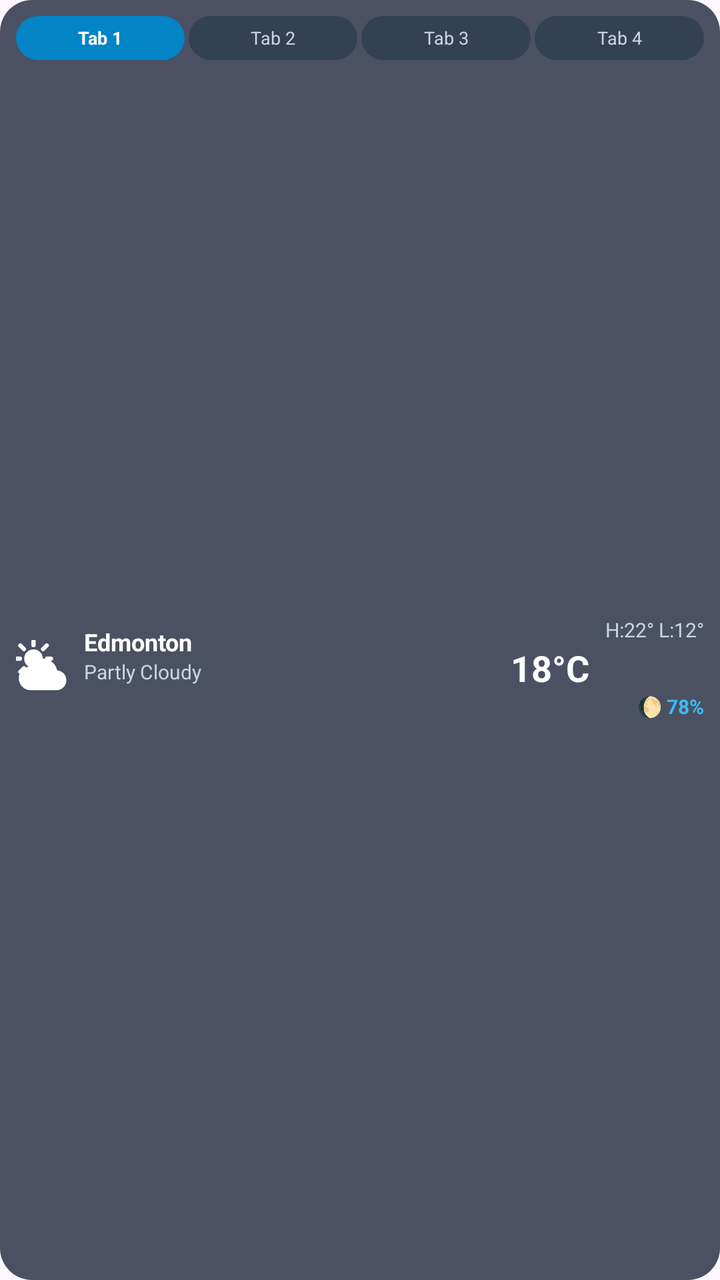
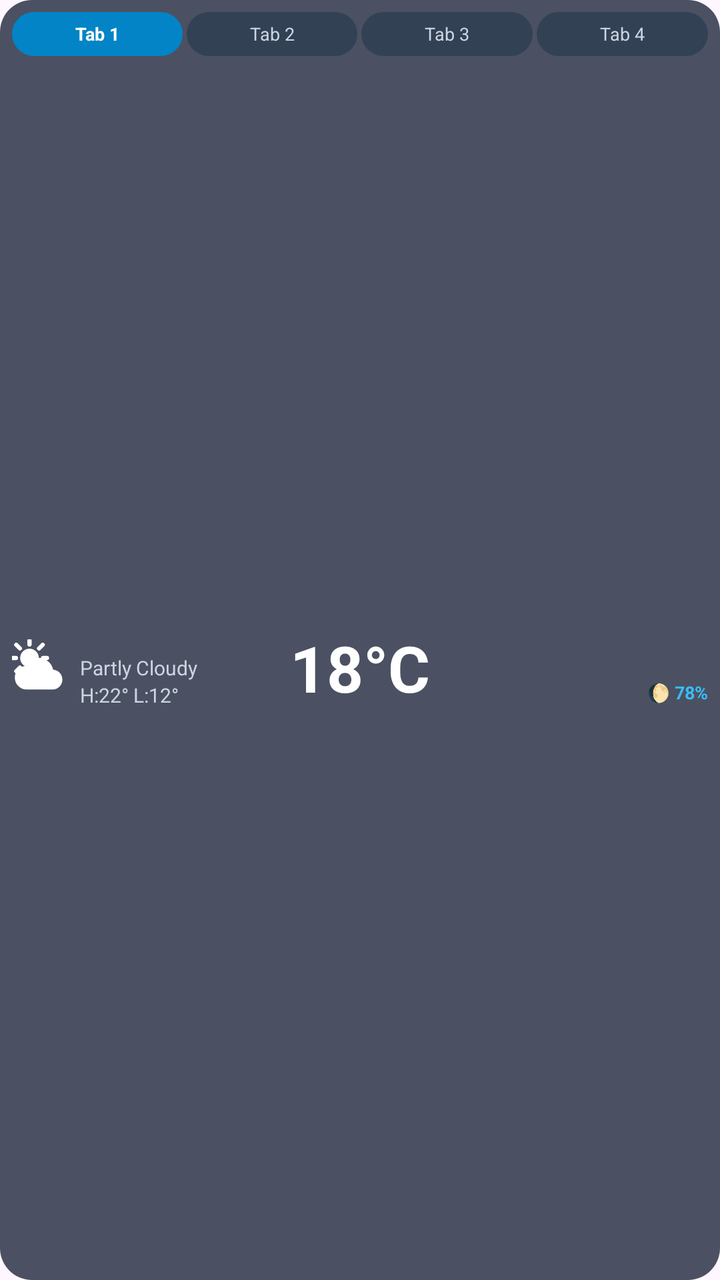

Compare the two renders of this Android layout. The source of the first and the diff that turns it into the second are given below.
<!-- AndroidManifest.xml: application theme Theme.WeatherAPP -->
<!-- res/layout/widget_layout_4x1.xml -->
<?xml version="1.0" encoding="utf-8"?>
<LinearLayout xmlns:android="http://schemas.android.com/apk/res/android"
    android:id="@+id/widget_root"
    android:layout_width="match_parent"
    android:layout_height="match_parent"
    android:orientation="vertical"
    android:padding="8dp"
    android:background="@drawable/bg_widget_container">

    
    <LinearLayout
        android:id="@+id/layout_tab_bar"
        android:layout_width="match_parent"
        android:layout_height="wrap_content"
        android:orientation="horizontal"
        android:layout_marginBottom="6dp">

        <TextView
            android:id="@+id/btn_widget_tab_0"
            android:layout_width="0dp"
            android:layout_height="22dp"
            android:layout_weight="1"
            android:layout_marginEnd="2dp"
            android:background="@drawable/bg_widget_pill_selected"
            android:gravity="center"
            android:ellipsize="end"
            android:maxLines="1"
            android:paddingStart="2dp"
            android:paddingEnd="2dp"
            android:text="Tab 1"
            android:textColor="@color/widget_text_primary"
            android:textSize="9sp"
            android:textStyle="bold" />

        <TextView
            android:id="@+id/btn_widget_tab_1"
            android:layout_width="0dp"
            android:layout_height="22dp"
            android:layout_weight="1"
            android:layout_marginEnd="2dp"
            android:background="@drawable/bg_widget_pill_unselected"
            android:gravity="center"
            android:ellipsize="end"
            android:maxLines="1"
            android:paddingStart="2dp"
            android:paddingEnd="2dp"
            android:text="Tab 2"
            android:textColor="@color/widget_text_secondary"
            android:textSize="9sp" />

        <TextView
            android:id="@+id/btn_widget_tab_2"
            android:layout_width="0dp"
            android:layout_height="22dp"
            android:layout_weight="1"
            android:layout_marginEnd="2dp"
            android:background="@drawable/bg_widget_pill_unselected"
            android:gravity="center"
            android:ellipsize="end"
            android:maxLines="1"
            android:paddingStart="2dp"
            android:paddingEnd="2dp"
            android:text="Tab 3"
            android:textColor="@color/widget_text_secondary"
            android:textSize="9sp" />

        <TextView
            android:id="@+id/btn_widget_tab_3"
            android:layout_width="0dp"
            android:layout_height="22dp"
            android:layout_weight="1"
            android:background="@drawable/bg_widget_pill_unselected"
            android:gravity="center"
            android:ellipsize="end"
            android:maxLines="1"
            android:paddingStart="2dp"
            android:paddingEnd="2dp"
            android:text="Tab 4"
            android:textColor="@color/widget_text_secondary"
            android:textSize="9sp" />
    </LinearLayout>

    
    <LinearLayout
        android:id="@+id/widget_main_body"
        android:layout_width="match_parent"
        android:layout_height="match_parent"
        android:orientation="horizontal"
        android:gravity="center_vertical">

        <ImageView
            android:id="@+id/iv_widget_condition_icon"
            android:layout_width="28dp"
            android:layout_height="28dp"
            android:layout_marginEnd="6dp"
            android:src="@drawable/ic_condition_partly_cloudy" />

        <LinearLayout
            android:layout_width="0dp"
            android:layout_height="wrap_content"
            android:layout_weight="1"
            android:orientation="vertical">

            <TextView
                android:id="@+id/tv_widget_location_name"
                android:layout_width="wrap_content"
                android:layout_height="wrap_content"
                android:ellipsize="end"
                android:maxLines="1"
                android:text="Edmonton"
                android:textColor="@color/widget_text_primary"
                android:textSize="12sp"
                android:textStyle="bold" />

            <TextView
                android:id="@+id/tv_widget_condition"
                android:layout_width="wrap_content"
                android:layout_height="wrap_content"
                android:ellipsize="end"
                android:maxLines="1"
                android:text="Partly Cloudy"
                android:textColor="@color/widget_text_secondary"
                android:textSize="10sp" />

            <TextView
                android:id="@+id/tv_widget_natural_light_period"
                android:layout_width="wrap_content"
                android:layout_height="wrap_content"
                android:ellipsize="end"
                android:maxLines="1"
                android:textColor="@color/widget_accent"
                android:textSize="9sp"
                android:textStyle="bold" />
        </LinearLayout>

        <TextView
            android:id="@+id/tv_widget_temp"
            android:layout_width="wrap_content"
            android:layout_height="wrap_content"
            android:text="18°C"
            android:textColor="@color/widget_text_primary"
            android:textSize="18sp"
            android:textStyle="bold"
            android:layout_marginStart="4dp"
            android:layout_marginEnd="8dp" />

        <LinearLayout
            android:layout_width="wrap_content"
            android:layout_height="wrap_content"
            android:orientation="vertical"
            android:gravity="end">

            <TextView
                android:id="@+id/tv_widget_high_low"
                android:layout_width="wrap_content"
                android:layout_height="wrap_content"
                android:text="H:22° L:12°"
                android:textColor="@color/widget_text_secondary"
                android:textSize="10sp" />

            <TextView
                android:id="@+id/tv_widget_sunrise"
                android:layout_width="wrap_content"
                android:layout_height="wrap_content"
                android:ellipsize="end"
                android:maxLines="1"
                android:textColor="@color/widget_text_secondary"
                android:textSize="9sp" />

            <TextView
                android:id="@+id/tv_widget_sunset"
                android:layout_width="wrap_content"
                android:layout_height="wrap_content"
                android:ellipsize="end"
                android:maxLines="1"
                android:textColor="@color/widget_text_secondary"
                android:textSize="9sp" />

            <TextView
                android:id="@+id/tv_widget_moon_phase"
                android:layout_width="wrap_content"
                android:layout_height="wrap_content"
                android:text="🌔 78%"
                android:textColor="@color/widget_accent"
                android:textSize="10sp"
                android:textStyle="bold" />
        </LinearLayout>

    </LinearLayout>

</LinearLayout>
<!-- resources referenced by this layout -->
<resources>
  <color name="widget_accent">#38BDF8</color>
  <color name="widget_text_primary">#FFFFFF</color>
  <color name="widget_text_secondary">#CBD5E1</color>
  <!-- drawable bg_widget_container (drawable) -->
  <?xml version="1.0" encoding="utf-8"?>
  <shape xmlns:android="http://schemas.android.com/apk/res/android"
      android:shape="rectangle">
      <corners android:radius="16dp" />
      <solid android:color="@color/widget_bg_color" />
  </shape>
  <!-- drawable bg_widget_pill_selected (drawable) -->
  <?xml version="1.0" encoding="utf-8"?>
  <shape xmlns:android="http://schemas.android.com/apk/res/android"
      android:shape="rectangle">
      <corners android:radius="12dp" />
      <solid android:color="@color/widget_pill_selected_color" />
  </shape>
  <!-- drawable bg_widget_pill_unselected (drawable) -->
  <?xml version="1.0" encoding="utf-8"?>
  <shape xmlns:android="http://schemas.android.com/apk/res/android"
      android:shape="rectangle">
      <corners android:radius="12dp" />
      <solid android:color="@color/widget_pill_unselected_color" />
  </shape>
  <!-- drawable ic_condition_partly_cloudy (drawable) -->
  <vector xmlns:android="http://schemas.android.com/apk/res/android"
      android:width="24dp"
      android:height="24dp"
      android:viewportWidth="24"
      android:viewportHeight="24">
    
    <path
        android:fillColor="#FFFFFFFF"
        android:pathData="M7.5,4c-2.21,0 -4,1.79 -4,4s1.79,4 4,4 4,-1.79 4,-4 -1.79,-4 -4,-4z"/>
    
    <path
        android:strokeColor="#FFFFFFFF"
        android:strokeWidth="1.8"
        android:strokeLineCap="round"
        android:pathData="M7.5,2.2V0.5 M11.6,3.9L13.16,2.34 M13.3,8H15.0 M3.4,3.9L1.84,2.34 M1.7,8H0.2 M3.4,12.1L1.84,13.66"/>
    
    <group
        android:translateX="1.2"
        android:translateY="4.5"
        android:scaleX="0.85"
        android:scaleY="0.85">
      <path
          android:fillColor="#FFFFFFFF"
          android:pathData="M19.35,10.04C18.67,6.59 15.64,4 12,4C9.11,4 6.6,5.64 5.35,8.04C2.34,8.36 0,10.91 0,14C0,17.31 2.69,20 6,20L19,20C21.76,20 24,17.76 24,15C24,12.36 21.95,10.22 19.35,10.04Z"/>
    </group>
  </vector>
  <style name="Theme.WeatherAPP" parent="Base.Theme.WeatherAPP" />
  <color name="widget_bg_color">#CC1E293B</color>
  <color name="widget_pill_selected_color">#0284C7</color>
  <color name="widget_pill_unselected_color">#334155</color>
  <style name="Base.Theme.WeatherAPP" parent="Theme.Material3.DayNight.NoActionBar">
          <item name="android:windowLightStatusBar">true</item>
      </style>
</resources>

<!-- the commit's change to res/layout/widget_layout_4x1.xml (unified diff, before → after) -->
@@ -4,7 +4,7 @@
     android:layout_width="match_parent"
     android:layout_height="match_parent"
     android:orientation="vertical"
-    android:padding="8dp"
+    android:padding="6dp"
     android:background="@drawable/bg_widget_container">
 
     
@@ -84,82 +84,113 @@
     <LinearLayout
         android:id="@+id/widget_main_body"
         android:layout_width="match_parent"
-        android:layout_height="match_parent"
+        android:layout_height="0dp"
+        android:layout_weight="1"
         android:orientation="horizontal"
         android:gravity="center_vertical">
 
-        <ImageView
-            android:id="@+id/iv_widget_condition_icon"
-            android:layout_width="28dp"
-            android:layout_height="28dp"
-            android:layout_marginEnd="6dp"
-            android:src="@drawable/ic_condition_partly_cloudy" />
-
+        
         <LinearLayout
             android:layout_width="0dp"
             android:layout_height="wrap_content"
             android:layout_weight="1"
-            android:orientation="vertical">
-
-            <TextView
-                android:id="@+id/tv_widget_location_name"
-                android:layout_width="wrap_content"
-                android:layout_height="wrap_content"
-                android:ellipsize="end"
-                android:maxLines="1"
-                android:text="Edmonton"
-                android:textColor="@color/widget_text_primary"
-                android:textSize="12sp"
-                android:textStyle="bold" />
-
-            <TextView
-                android:id="@+id/tv_widget_condition"
-                android:layout_width="wrap_content"
-                android:layout_height="wrap_content"
-                android:ellipsize="end"
-                android:maxLines="1"
-                android:text="Partly Cloudy"
-                android:textColor="@color/widget_text_secondary"
-                android:textSize="10sp" />
-
-            <TextView
-                android:id="@+id/tv_widget_natural_light_period"
-                android:layout_width="wrap_content"
-                android:layout_height="wrap_content"
-                android:ellipsize="end"
-                android:maxLines="1"
-                android:textColor="@color/widget_accent"
-                android:textSize="9sp"
-                android:textStyle="bold" />
+            android:orientation="horizontal"
+            android:gravity="center_vertical">
+
+            
+            <ImageView
+                android:id="@+id/iv_widget_condition_icon"
+                android:layout_width="28dp"
+                android:layout_height="28dp"
+                android:layout_marginEnd="6dp"
+                android:src="@drawable/ic_condition_partly_cloudy" />
+
+            
+            <LinearLayout
+                android:layout_width="0dp"
+                android:layout_height="wrap_content"
+                android:layout_weight="1"
+                android:orientation="vertical">
+
+                
+                <LinearLayout
+                    android:layout_width="wrap_content"
+                    android:layout_height="wrap_content"
+                    android:orientation="horizontal"
+                    android:gravity="center_vertical">
+
+                    <TextView
+                        android:id="@+id/tv_widget_sunrise"
+                        android:layout_width="wrap_content"
+                        android:layout_height="wrap_content"
+                        android:ellipsize="end"
+                        android:maxLines="1"
+                        android:textColor="@color/widget_text_secondary"
+                        android:textSize="10sp"
+                        android:layout_marginEnd="6dp" />
+
+                    <TextView
+                        android:id="@+id/tv_widget_sunset"
+                        android:layout_width="wrap_content"
+                        android:layout_height="wrap_content"
+                        android:ellipsize="end"
+                        android:maxLines="1"
+                        android:textColor="@color/widget_text_secondary"
+                        android:textSize="10sp" />
+                </LinearLayout>
+
+                <TextView
+                    android:id="@+id/tv_widget_condition"
+                    android:layout_width="wrap_content"
+                    android:layout_height="wrap_content"
+                    android:ellipsize="end"
+                    android:maxLines="1"
+                    android:text="Partly Cloudy"
+                    android:textColor="@color/widget_text_secondary"
+                    android:textSize="10sp" />
+
+                <TextView
+                    android:id="@+id/tv_widget_high_low"
+                    android:layout_width="wrap_content"
+                    android:layout_height="wrap_content"
+                    android:ellipsize="end"
+                    android:maxLines="1"
+                    android:text="H:22° L:12°"
+                    android:textColor="@color/widget_text_secondary"
+                    android:textSize="10sp" />
+            </LinearLayout>
         </LinearLayout>
 
+        
         <TextView
             android:id="@+id/tv_widget_temp"
-            android:layout_width="wrap_content"
-            android:layout_height="wrap_content"
+            android:layout_width="0dp"
+            android:layout_height="match_parent"
+            android:layout_weight="1"
+            android:gravity="center"
+            android:ellipsize="end"
+            android:maxLines="1"
             android:text="18°C"
             android:textColor="@color/widget_text_primary"
-            android:textSize="18sp"
+            android:textSize="32sp"
             android:textStyle="bold"
+            android:autoSizeTextType="uniform"
+            android:autoSizeMinTextSize="22sp"
+            android:autoSizeMaxTextSize="32sp"
+            android:autoSizeStepGranularity="1sp"
             android:layout_marginStart="4dp"
-            android:layout_marginEnd="8dp" />
-
+            android:layout_marginEnd="4dp" />
+
+        
         <LinearLayout
-            android:layout_width="wrap_content"
+            android:layout_width="0dp"
             android:layout_height="wrap_content"
+            android:layout_weight="1"
             android:orientation="vertical"
             android:gravity="end">
 
             <TextView
-                android:id="@+id/tv_widget_high_low"
-                android:layout_width="wrap_content"
-                android:layout_height="wrap_content"
-                android:text="H:22° L:12°"
-                android:textColor="@color/widget_text_secondary"
-                android:textSize="10sp" />
-
-            <TextView
-                android:id="@+id/tv_widget_sunrise"
+                android:id="@+id/tv_widget_moonrise"
                 android:layout_width="wrap_content"
                 android:layout_height="wrap_content"
                 android:ellipsize="end"
@@ -168,7 +199,7 @@
                 android:textSize="9sp" />
 
             <TextView
-                android:id="@+id/tv_widget_sunset"
+                android:id="@+id/tv_widget_moonset"
                 android:layout_width="wrap_content"
                 android:layout_height="wrap_content"
                 android:ellipsize="end"
@@ -176,14 +207,35 @@
                 android:textColor="@color/widget_text_secondary"
                 android:textSize="9sp" />
 
-            <TextView
-                android:id="@+id/tv_widget_moon_phase"
+            <LinearLayout
                 android:layout_width="wrap_content"
                 android:layout_height="wrap_content"
-                android:text="🌔 78%"
-                android:textColor="@color/widget_accent"
-                android:textSize="10sp"
-                android:textStyle="bold" />
+                android:orientation="horizontal"
+                android:gravity="end|center_vertical"
+                android:layout_gravity="end">
+
+                <TextView
+                    android:id="@+id/tv_widget_natural_light_period"
+                    android:layout_width="wrap_content"
+                    android:layout_height="wrap_content"
+                    android:ellipsize="end"
+                    android:maxLines="1"
+                    android:textColor="@color/widget_accent"
+                    android:textSize="9sp"
+                    android:textStyle="bold"
+                    android:layout_marginEnd="4dp" />
+
+                <TextView
+                    android:id="@+id/tv_widget_moon_phase"
+                    android:layout_width="wrap_content"
+                    android:layout_height="wrap_content"
+                    android:ellipsize="end"
+                    android:maxLines="1"
+                    android:text="🌔 78%"
+                    android:textColor="@color/widget_accent"
+                    android:textSize="9sp"
+                    android:textStyle="bold" />
+            </LinearLayout>
         </LinearLayout>
 
     </LinearLayout>
